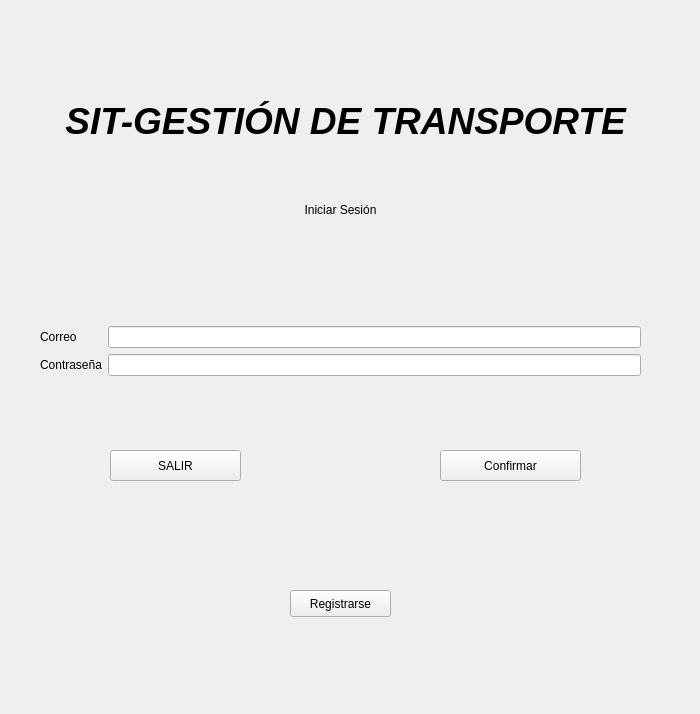
Above: src/view/login.ui from R0otDrigo/SIT-Core before the change. Below: the same form after it.
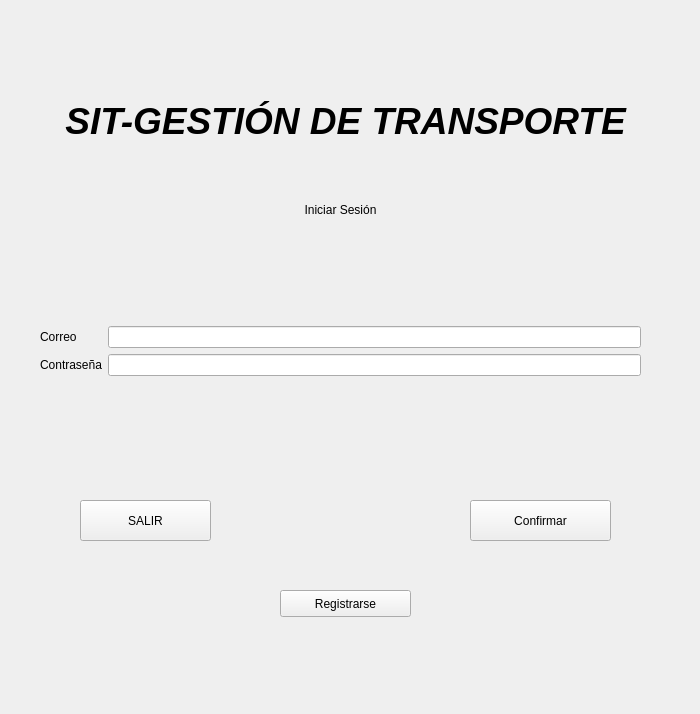
That is the form after the change.

```diff
--- a/src/view/login.ui
+++ b/src/view/login.ui
@@ -86,10 +86,10 @@
   <widget class="QPushButton" name="loginButton">
    <property name="geometry">
     <rect>
-     <x>440</x>
-     <y>450</y>
+     <x>470</x>
+     <y>500</y>
      <width>141</width>
-     <height>31</height>
+     <height>41</height>
     </rect>
    </property>
    <property name="text">
@@ -99,10 +99,10 @@
   <widget class="QPushButton" name="pushButton_2">
    <property name="geometry">
     <rect>
-     <x>110</x>
-     <y>450</y>
+     <x>80</x>
+     <y>500</y>
      <width>131</width>
-     <height>31</height>
+     <height>41</height>
     </rect>
    </property>
    <property name="text">
@@ -112,9 +112,9 @@
   <widget class="QLabel" name="info">
    <property name="geometry">
     <rect>
-     <x>170</x>
+     <x>80</x>
      <y>420</y>
-     <width>341</width>
+     <width>491</width>
      <height>51</height>
     </rect>
    </property>
@@ -125,9 +125,9 @@
   <widget class="QPushButton" name="signUpButton">
    <property name="geometry">
     <rect>
-     <x>290</x>
+     <x>280</x>
      <y>590</y>
-     <width>101</width>
+     <width>131</width>
      <height>27</height>
     </rect>
    </property>
```
Left out of the diff: 3 changed lines with no effect on the pictures.
